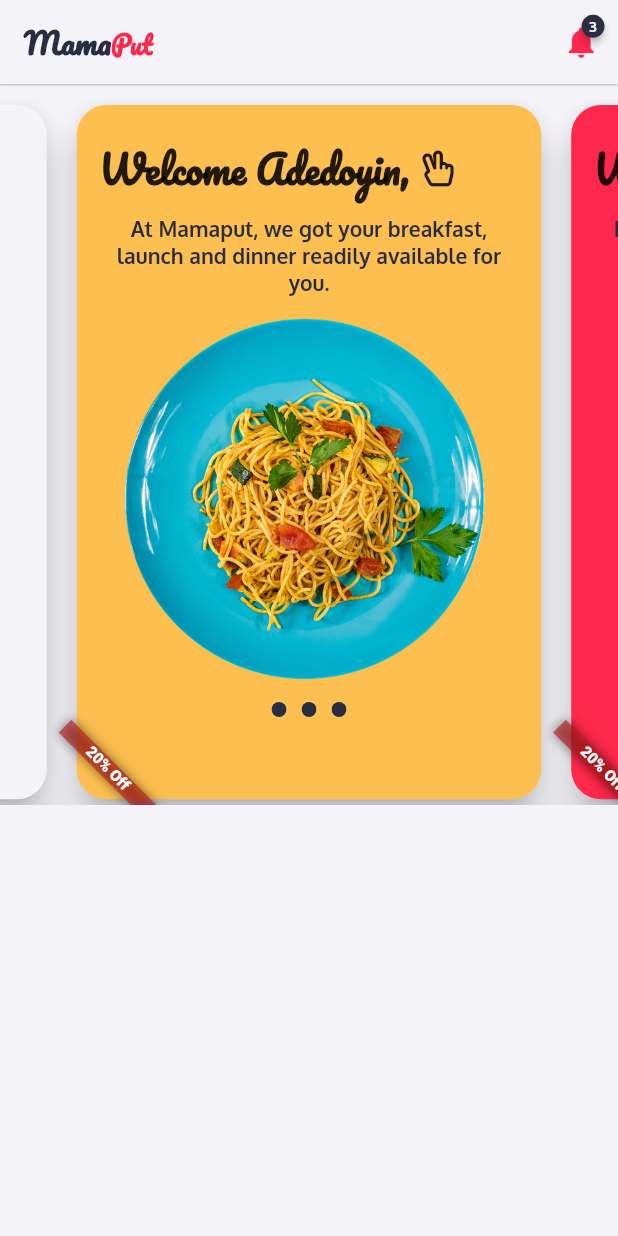
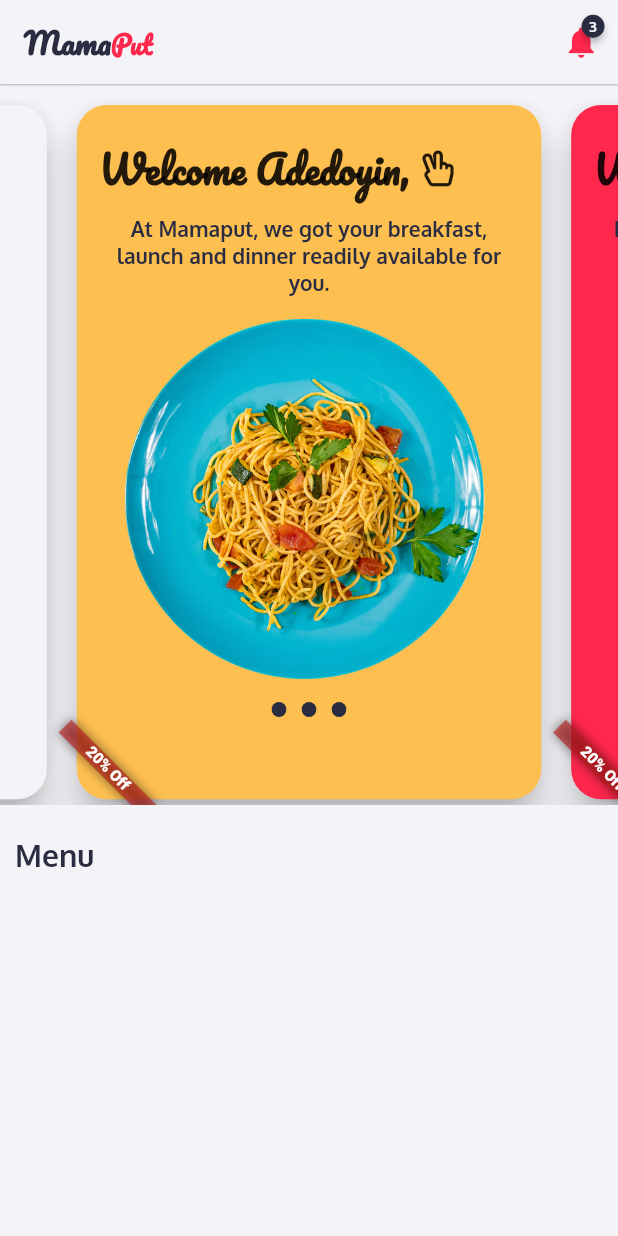
Before and after one commit to DevAdedoyin/MamaPut, a Flutter app: the screen it shows after launch, on a phone screen of 412 x 824 dp. Run offline on Flutter 3.47's test engine with Material 2 defaults, Android fonts, the phone set to English and light mode, and no system bars; drawn by our look-alikes of badges, carousel_slider; our stand-ins replace font_awesome_flutter.

Commit message:
Menu: Menu header

```diff
--- a/lib/screens/home/home.dart
+++ b/lib/screens/home/home.dart
@@ -55,7 +55,9 @@ class HomeScreen extends StatelessWidget {
         child: Padding(
             padding: SizeConstants.spacing(0.0, 10.0),
             child: Center(
-              child: Column(children: [
+              child: Column(
+                  crossAxisAlignment: CrossAxisAlignment.start,
+                  children: [
                     CarouselSlider.builder(
                         itemCount: 3,
                         itemBuilder: (_, index, __) {
@@ -65,6 +67,14 @@ class HomeScreen extends StatelessWidget {
                           aspectRatio: 7 / 8,
                           autoPlay: true,
                         )),
+                    Container(
+                      margin: SizeConstants.spacing(10.0, 20.0),
+                      child: Text(
+                        'Menu',
+                        style: TextConstants.largeFont(),
+                      ),
+
+                    ),
                   ]),
             )),
       ),
```
Also changed, not shown: lib/screens/home/home_widgets/category_card.dart (added, +12 -0 lines). Lines whose indentation alone changed are shown as unchanged.
